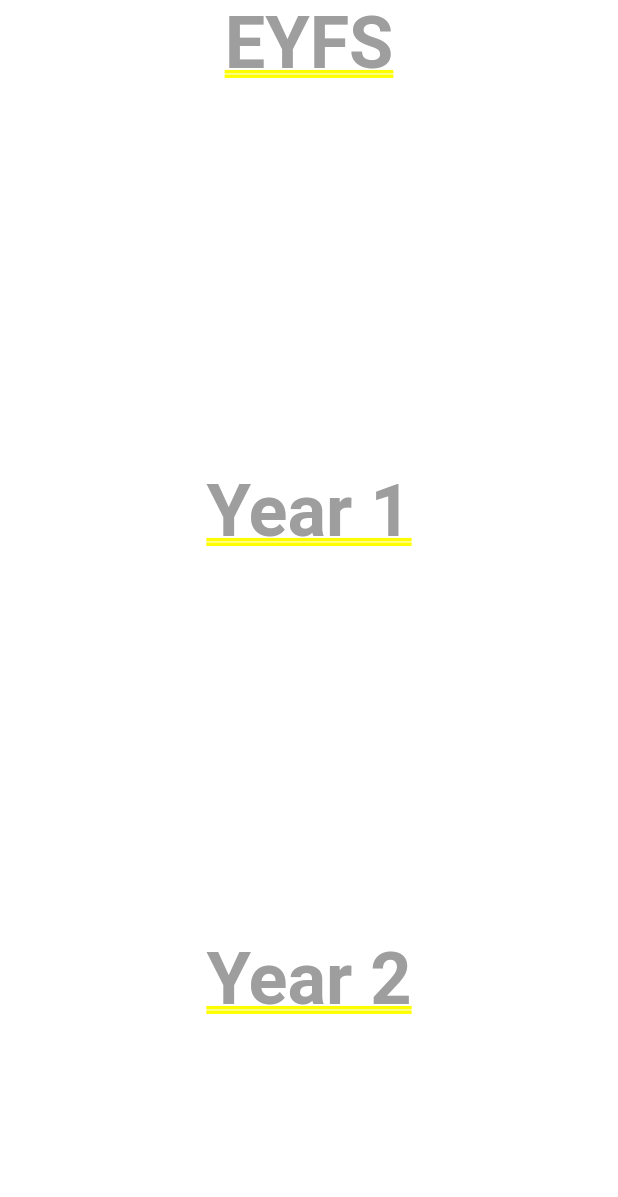
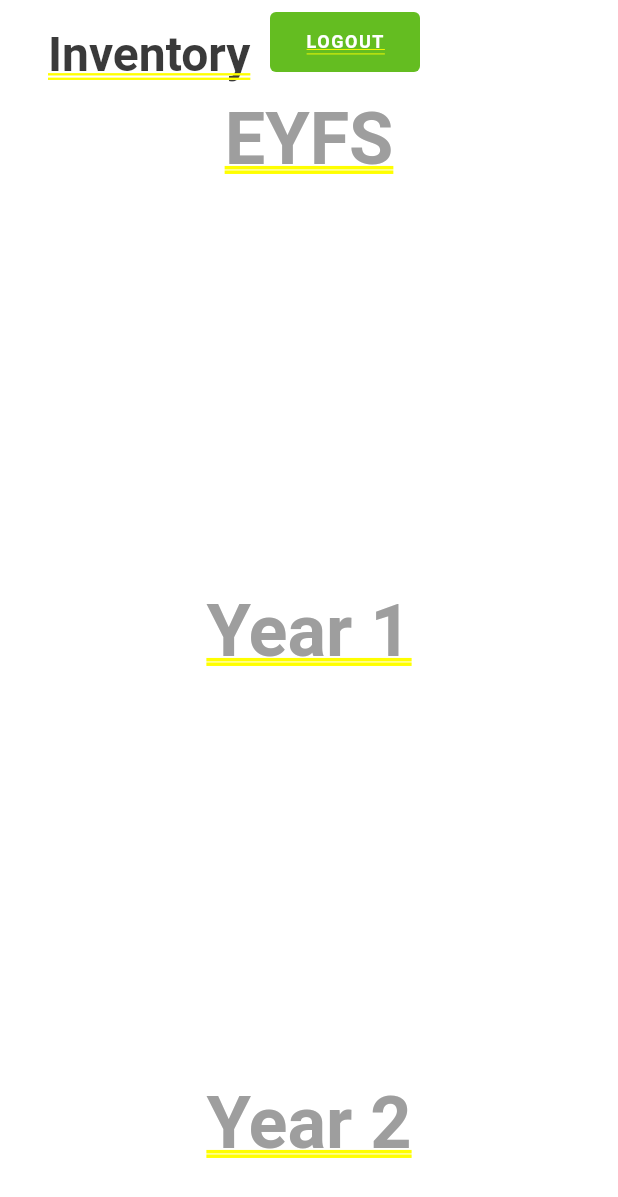
Before and after one commit to ashtondunderdale/barden-proj, a Flutter app: the BardenInventory screen opened directly, on a phone screen of 412 x 824 dp. Shown: the top 1197 px of the screen. Run offline on Flutter 3.47's test engine with Material 3 defaults, Android fonts, the phone set to English and light mode, and no system bars; our stand-ins replace file_picker, flutter_secure_storage, google_fonts; missing offline and left inert: azstore; accounts and stored records are empty.

```diff
--- a/barden_book_project/lib/home/widgets/inventory/inventory.dart
+++ b/barden_book_project/lib/home/widgets/inventory/inventory.dart
@@ -4,6 +4,8 @@ import 'package:barden_book_project/home/widgets/inventory/book_item.dart';
 import 'package:barden_book_project/common/barden_button.dart';
 import 'package:barden_book_project/home/widgets/inventory/expanded/book_author_top.dart';
 import 'package:flutter/material.dart';
+
+import '../top_title_bar.dart';
 
 
 class BardenInventory extends StatefulWidget {
@@ -19,21 +21,31 @@ class _BardenInventoryState extends State<BardenInventory> {
   bool isHovering = false;
 
   @override
-  Widget build(BuildContext context) => SingleChildScrollView(
+  Widget build(BuildContext context) {
+    return SingleChildScrollView(
       scrollDirection: Axis.vertical,
       child: Column(
         children: [
-        _buildBookList(widget.books.where((book) => book.readingYear == "EYFS").toList(), "EYFS"),
-        _buildBookList(widget.books.where((book) => book.readingYear == "1").toList(), "Year 1"),
-        _buildBookList(widget.books.where((book) => book.readingYear == "2").toList(), "Year 2"),
-        _buildBookList(widget.books.where((book) => book.readingYear == "3").toList(), "Year 3"),
-        _buildBookList(widget.books.where((book) => book.readingYear == "4").toList(), "Year 4"),
-        _buildBookList(widget.books.where((book) => book.readingYear == "5").toList(), "Year 5"),
-        _buildBookList(widget.books.where((book) => book.readingYear == "6").toList(), "Year 6"),
-
+          const TopTitleBar(activeAction: "Inventory"),
+          ...{
+            "EYFS": "EYFS",
+            "1": "Year 1",
+            "2": "Year 2",
+            "3": "Year 3",
+            "4": "Year 4",
+            "5": "Year 5",
+            "6": "Year 6",
+          }.entries.map((entry) => Padding(
+            padding: const EdgeInsets.all(8.0),
+            child: _buildBookList(
+              widget.books.where((book) => book.readingYear == entry.key).toList(),
+              entry.value,
+            ),
+          ))
         ],
       ),
     );
+  }
 
   Widget _buildBookList(List<Book> books, String title) => Column(
     crossAxisAlignment: CrossAxisAlignment.start,
--- a/barden_book_project/lib/home/widgets/top_title_bar.dart
+++ b/barden_book_project/lib/home/widgets/top_title_bar.dart
@@ -13,7 +13,7 @@ class TopTitleBar extends StatelessWidget {
   Widget build(BuildContext context) => Row(
     children: [
       SizedBox(
-        width: MediaQuery.sizeOf(context).width - 200,
+        width: MediaQuery.sizeOf(context).width - 240,
         child: Padding(
           padding: const EdgeInsets.only(left: 32, top: 16),
           child: Row(
```
Also changed, not shown: barden_book_project/lib/home/views/home.dart (+28 -9 lines). Lines whose indentation alone changed are shown as unchanged.
